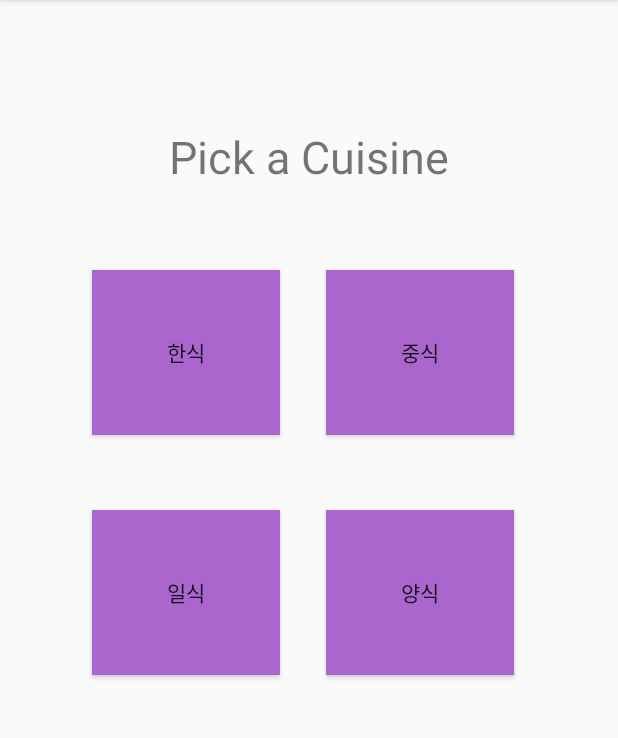
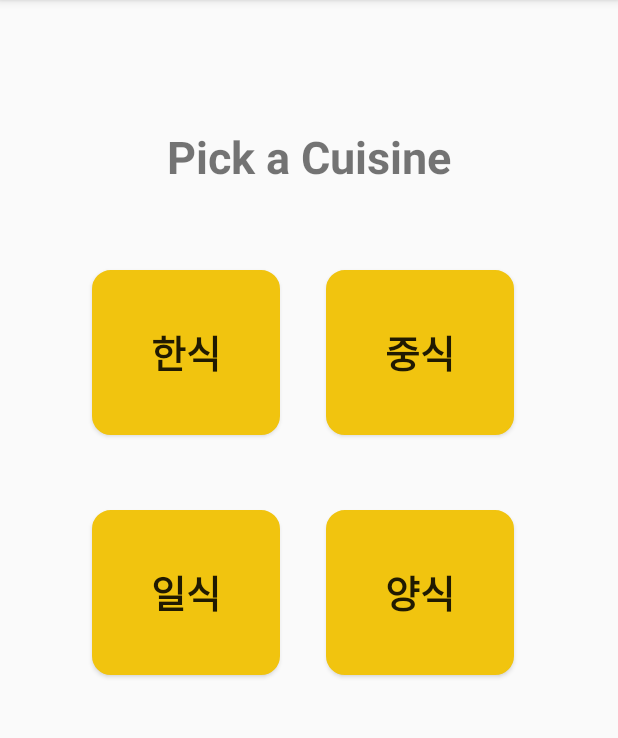
Before and after one commit to YEJI-eva/AndroidApp, an Android app: the PickCuisineActivity screen opened directly, with no data from a screen before it, on a phone screen of 412 x 824 dp, the part 84-822 px from its top. Run offline under Robolectric (Android 15) with nearby library versions, the phone set to English and light mode, and no system bars.

Commit message:
Merge No1.5

```diff
--- a/app/build.gradle
+++ b/app/build.gradle
@@ -31,6 +31,7 @@ dependencies {
 //        implementation 'com.android.support:support-core-utils:25.3.1'
 //        implementation 'com.android.support:customtabs:25.3.1'
 //        implementation 'com.android.support:support-v4:25.3.1'
+        implementation  'info.hoang8f:fbutton:1.0.5' //버튼 UI
         implementation 'com.roughike:bottom-bar:2.3.1'
         testImplementation 'junit:junit:4.12'
         implementation 'com.android.volley:volley:1.1.1'
--- a/app/src/main/AndroidManifest.xml
+++ b/app/src/main/AndroidManifest.xml
@@ -13,12 +13,13 @@ package="com.example.second">
     <uses-permission android:name="android.permission.WAKE_LOCK" />
 
     <application
+        android:usesCleartextTraffic="true"
         android:allowBackup="true"
         android:icon="@mipmap/ic_launcher"
         android:label="@string/app_name"
         android:supportsRtl="true"
         android:theme="@style/AppTheme">
-
+        <meta-data android:name="com.samsung.android.icon_container.has_icon_container" android:value="true"/>
                 <activity
                     android:name=".SplashActivity"
                     android:theme = "@style/SplashTheme"
--- a/app/src/main/java/com/example/second/KoreanNoodleActivity.java
+++ b/app/src/main/java/com/example/second/KoreanNoodleActivity.java
@@ -31,7 +31,7 @@ import java.util.ArrayList;
 
 public class KoreanNoodleActivity extends AppCompatActivity {
 
-    private static String IP_ADDRESS = "192.168.0.14";
+    private static String IP_ADDRESS = "192.168.0.133";
     private static String TAG = "phptest";
 
     private ArrayList<RestaurantData> mArrayList;
--- /dev/null
+++ b/app/src/main/res/drawable/button_background.xml
@@ -0,0 +1,14 @@
+<?xml version="1.0" encoding="utf-8"?>
+<shape xmlns:android="http://schemas.android.com/apk/res/android"
+    android:padding="10dp"
+    android:shape="rectangle" >
+    <solid android:color="@color/fbutton_color_sun_flower" />
+    <corners
+        android:bottomLeftRadius="12dp"
+        android:bottomRightRadius="12dp"
+        android:topLeftRadius="12dp"
+        android:topRightRadius="12dp" />
+    <stroke
+        android:width="1dp"
+        android:color="@color/fbutton_color_sun_flower" />
+</shape>
--- a/app/src/main/res/layout/activity_pick_cuisine.xml
+++ b/app/src/main/res/layout/activity_pick_cuisine.xml
@@ -11,8 +11,12 @@
         android:layout_width="125dp"
         android:layout_height="110dp"
         android:layout_marginTop="180dp"
-        android:background="@android:color/holo_purple"
+        android:background="@drawable/button_background"
+        android:minHeight="@dimen/demo_button_min_height"
+        android:minWidth="@dimen/demo_button_min_width"
         android:text="한식"
+        android:textSize="25sp"
+        android:textStyle="bold"
         app:layout_constraintEnd_toEndOf="parent"
         app:layout_constraintHorizontal_bias="0.213"
         app:layout_constraintStart_toStartOf="parent"
@@ -23,8 +27,12 @@
         android:layout_width="125dp"
         android:layout_height="110dp"
         android:layout_marginTop="180dp"
-        android:background="@android:color/holo_purple"
+        android:background="@drawable/button_background"
+        android:minHeight="@dimen/demo_button_min_height"
+        android:minWidth="@dimen/demo_button_min_width"
         android:text="중식"
+        android:textSize="25sp"
+        android:textStyle="bold"
         app:layout_constraintEnd_toEndOf="parent"
         app:layout_constraintHorizontal_bias="0.758"
         app:layout_constraintStart_toStartOf="parent"
@@ -35,8 +43,12 @@
         android:layout_width="125dp"
         android:layout_height="110dp"
         android:layout_marginTop="340dp"
-        android:background="@android:color/holo_purple"
+        android:background="@drawable/button_background"
+        android:minWidth="@dimen/demo_button_min_width"
+        android:minHeight="@dimen/demo_button_min_height"
         android:text="일식"
+        android:textSize="25sp"
+        android:textStyle="bold"
         app:layout_constraintEnd_toEndOf="parent"
         app:layout_constraintHorizontal_bias="0.213"
         app:layout_constraintStart_toStartOf="parent"
@@ -47,8 +59,10 @@
         android:layout_width="125dp"
         android:layout_height="110dp"
         android:layout_marginTop="340dp"
-        android:background="@android:color/holo_purple"
+        android:background="@drawable/button_background"
         android:text="양식"
+        android:textSize="25sp"
+        android:textStyle="bold"
         app:layout_constraintEnd_toEndOf="parent"
         app:layout_constraintHorizontal_bias="0.758"
         app:layout_constraintStart_toStartOf="parent"
@@ -61,6 +75,7 @@
         android:layout_marginTop="84dp"
         android:text="Pick a Cuisine"
         android:textSize="30sp"
+        android:textStyle="bold"
         app:layout_constraintEnd_toEndOf="parent"
         app:layout_constraintStart_toStartOf="parent"
         app:layout_constraintTop_toTopOf="parent" />
--- a/app/src/main/res/layout/activity_smain.xml
+++ b/app/src/main/res/layout/activity_smain.xml
@@ -34,6 +34,8 @@
         android:layout_height="60dp"
         android:layout_marginTop="348dp"
         android:text="로그인"
+
+        android:background="@color/fbutton_color_carrot"
         app:layout_constraintEnd_toEndOf="parent"
         app:layout_constraintHorizontal_bias="0.497"
         app:layout_constraintStart_toStartOf="parent"
@@ -45,6 +47,7 @@
         android:layout_height="60dp"
         android:layout_marginTop="444dp"
         android:text="메뉴정하기"
+        android:background="@color/fbutton_color_carrot"
         app:layout_constraintEnd_toEndOf="parent"
         app:layout_constraintHorizontal_bias="0.497"
         app:layout_constraintStart_toStartOf="parent"
--- /dev/null
+++ b/app/src/main/res/values/dimen.xml
@@ -0,0 +1,8 @@
+<?xml version="1.0" encoding="utf-8"?>
+<resources>
+    <!-- Default screen margins, per the Android Design guidelines. -->
+    <dimen name="activity_horizontal_margin">8dp</dimen>
+    <dimen name="activity_vertical_margin">8dp</dimen>
+    <dimen name="demo_button_min_width">140dp</dimen>
+    <dimen name="demo_button_min_height">50dp</dimen>
+</resources>
--- a/app/src/main/res/values/styles.xml
+++ b/app/src/main/res/values/styles.xml
@@ -1,4 +1,5 @@
 <resources>
+
     <style name="Button">
         <item name="android:layout_height">wrap_content</item>
         <item name="android:layout_margin">2dip</item>
```
Also changed, not shown: app/src/main/res/values/attrs.xml (added, +10 -0 lines), app/src/main/res/values/colors.xml (+25 -0 lines), app/src/main/res/drawable/ic_launcher.png (added), app/src/main/res/mipmap-xhdpi/ic_launcher.png.
